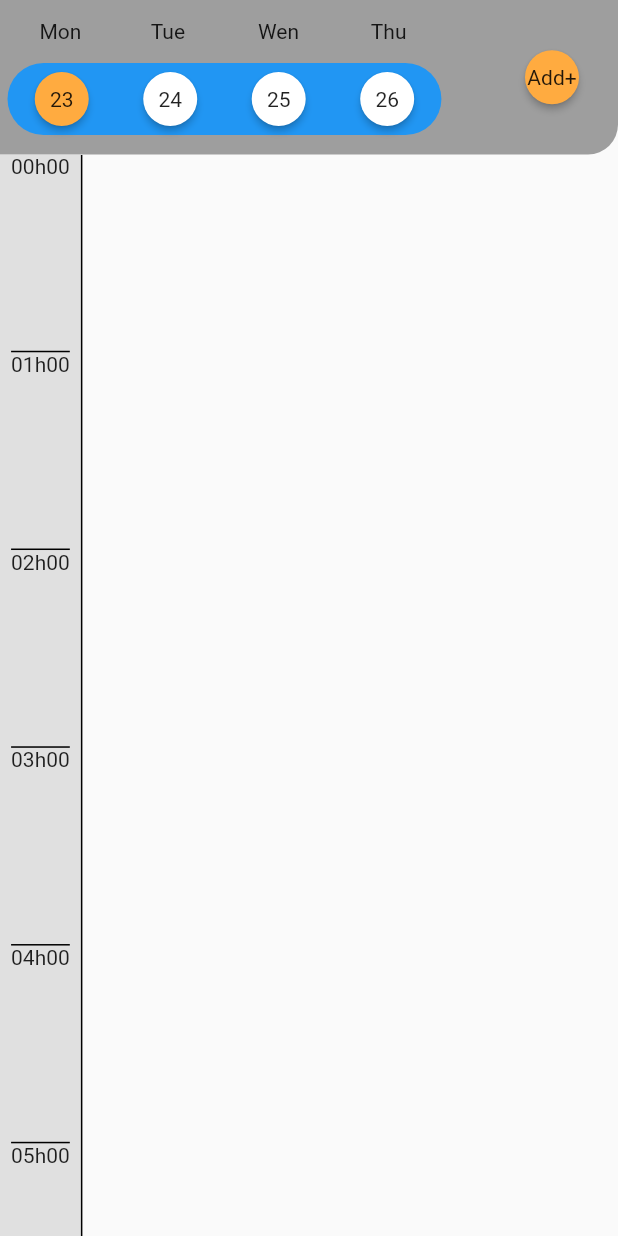
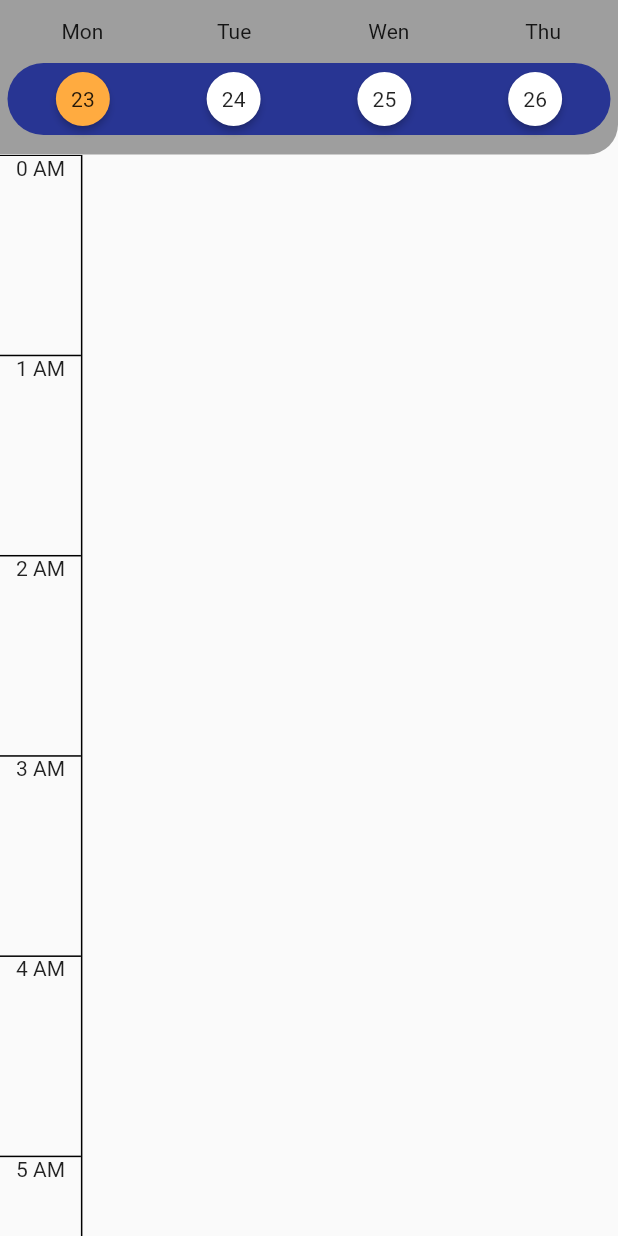
Before and after one commit to softeng-feup/open-cx-batatas, a Flutter app: the EventsPage widget shown alone on an empty page, opened directly with empty values, on a phone screen of 412 x 824 dp. Run offline on Flutter 3.47's test engine with Material 2 defaults, Android fonts, the light colour scheme and no system bars; our stand-ins replace dio, fluttertoast, font_awesome_flutter, google_maps_flutter, latlong, permission_handler and 1 more; missing offline and left inert: flappy_search_bar, loading, maps_toolkit, progress_button, rx_ble; network calls fail.

Commit message:
Fixed Hours and changed color spectrum

```diff
--- a/frontend/lib/eventsPage.dart
+++ b/frontend/lib/eventsPage.dart
@@ -68,29 +68,40 @@ class EventsPageState extends State<EventsPage> {
         top: startTime,
         left: index * (stackWidth / family),
         width: stackWidth / family,
-        height: endTime - startTime,
         child: Container(
-            margin: EdgeInsets.all(1),
+            height: endTime - startTime,
+            margin: EdgeInsets.fromLTRB(3, 0, 0, 3),
+            decoration: BoxDecoration(),
             child: Column(
               children: <Widget>[
                 Expanded(
                     flex: 3,
                     child: Container(
+                        height: endTime - startTime,
                         decoration: BoxDecoration(
-                            color: Colors.blue,
-                            borderRadius: new BorderRadius.only(
-                                topLeft: const Radius.circular(30.0),
-                                topRight: const Radius.circular(30.0))),
+                          color: Colors.indigo,
+                          border: Border.all(
+                            color: Colors.black,
+                            width: 1,
+                          ),
+                          borderRadius: BorderRadius.only(
+                              topRight: Radius.circular(10.0),
+                              topLeft: Radius.circular(10.0)),
+                        ),
                         width: stackWidth,
                         child: Text(text, textAlign: TextAlign.center))),
                 Expanded(
                     flex: 5,
                     child: Container(
                       decoration: BoxDecoration(
-                        color: Colors.blue[200],
-                        borderRadius: new BorderRadius.only(
-                            bottomLeft: const Radius.circular(30.0),
-                            bottomRight: const Radius.circular(30.0)),
+                        color: Colors.indigo[200],
+                        border: Border.all(
+                            color: Colors.black,
+                            width: 1,
+                          ),
+                        borderRadius: BorderRadius.only(
+                            bottomLeft: Radius.circular(10.0),
+                            bottomRight: Radius.circular(10.0)),
                       ),
                       child: Center(
                         child: Text(room, textAlign: TextAlign.center),
@@ -103,7 +114,6 @@ class EventsPageState extends State<EventsPage> {
   Widget getTextWidgets(List<String> strings, double height) {
     return new Container(
         decoration: BoxDecoration(
-          color: Colors.grey[300],
           border: Border(
             right: BorderSide(color: Colors.black, width: 1),
           ),
@@ -113,14 +123,15 @@ class EventsPageState extends State<EventsPage> {
                 .map((item) => new Flexible(
                     child: Container(
                         height: height,
+                        width: height,
                         decoration: BoxDecoration(
                           border: Border(
-                            bottom: BorderSide(color: Colors.black, width: 1),
+                            top: BorderSide(color: Colors.black, width: 1),
                           ),
                         ),
                         child: Text(
                           item,
-                          textAlign: TextAlign.left,
+                          textAlign: TextAlign.center,
                         ))))
                 .toList()));
   }
@@ -135,31 +146,31 @@ class EventsPageState extends State<EventsPage> {
   }
 
   final List<String> hours = <String>[
-    '00h00',
-    '01h00',
-    '02h00',
-    '03h00',
-    '04h00',
-    '05h00',
-    '06h00',
-    '07h00',
-    '08h00',
-    '09h00',
-    '10h00',
-    '11h00',
-    '12h00',
-    '13h00',
-    '14h00',
-    '15h00',
-    '16h00',
-    '17h00',
-    '18h00',
-    '19h00',
-    '20h00',
-    '21h00',
-    '22h00',
-    '23h00',
-    '24h00'
+    '0 AM',
+    '1 AM',
+    '2 AM',
+    '3 AM',
+    '4 AM',
+    '5 AM',
+    '6 AM',
+    '7 AM',
+    '8 AM',
+    '9 AM',
+    '10 AM',
+    '11 AM',
+    '12 AM',
+    '1 PM',
+    '2 PM',
+    '3 PM',
+    '4 PM',
+    '5 PM',
+    '6 PM',
+    '7 PM',
+    '8 PM',
+    '9 PM',
+    '10 PM',
+    '11 PM',
+    '12 PM',
   ];
 
   @override
@@ -172,8 +183,9 @@ class EventsPageState extends State<EventsPage> {
     List<List<Event>> makeFamilies(List<Event> allEvents) {
       List<List<Event>> eventsList = [[]];
       bool isFamily = false;
-      int startTime;
-      int maxEndTime;
+      double startTime;
+      double maxEndTime;
+      int x = 0;
       int y = -1;
       for (int i = 0; i < allEvents.length; i++) {
         Event elem = allEvents[i];
@@ -181,8 +193,10 @@ class EventsPageState extends State<EventsPage> {
         if (isFamily) {
           if (elem.parsedStart.hour >= startTime &&
               elem.parsedEnd.hour <= maxEndTime) {
+            ++x;
             if (elem.parsedEnd.hour > maxEndTime) {
-              maxEndTime = elem.parsedEnd.hour;
+              maxEndTime = elem.parsedEnd.hour.toDouble() +
+                  (elem.parsedEnd.minute.toDouble() / 60);
             }
             eventsList[y].add(elem);
           } else {
@@ -191,9 +205,13 @@ class EventsPageState extends State<EventsPage> {
         }
         if (!isFamily) {
           List<Event> lista = [];
+
+          x = 0;
           y++;
-          maxEndTime = elem.parsedEnd.hour;
-          startTime = elem.parsedEnd.hour;
+          maxEndTime = elem.parsedEnd.hour.toDouble() +
+              (elem.parsedEnd.minute.toDouble() / 60);
+          startTime = elem.parsedStart.hour.toDouble() +
+              (elem.parsedStart.minute.toDouble() / 60);
           eventsList.add(lista);
           eventsList[y].add(elem);
           isFamily = true;
@@ -220,8 +238,9 @@ class EventsPageState extends State<EventsPage> {
           Event event = listOfLists[i][j];
           Positioned widgetEvent = createEvent(
               stackWidth,
-              hourHeight * event.parsedStart.hour,
-              hourHeight * event.parsedEnd.hour,
+              hourHeight *
+                  (event.parsedStart.hour + event.parsedStart.minute / 60),
+              hourHeight * (event.parsedEnd.hour + event.parsedEnd.minute / 60),
               j,
               listOfLists[i].length,
               event.name,
@@ -240,7 +259,7 @@ class EventsPageState extends State<EventsPage> {
               padding: EdgeInsets.fromLTRB(0, (viewHeight / 8), 0, 0),
               child: SingleChildScrollView(
                 child: Container(
-                    height: viewHeight * 4,
+                    height: viewHeight * 4.05,
                     child: Row(children: <Widget>[
                       Expanded(
                           flex: 2, child: getTextWidgets(hours, hourHeight)),
@@ -290,10 +309,10 @@ class EventsPageState extends State<EventsPage> {
                             ),
                             Flexible(
                               child: Container(
-                                margin: EdgeInsets.fromLTRB(5, 0, 0, 0),
+                                margin: EdgeInsets.fromLTRB(5, 0, 5, 0),
                                 decoration: BoxDecoration(
                                     borderRadius: BorderRadius.circular(50.0),
-                                    color: Colors.blue),
+                                    color: Colors.indigo[800]),
                                 child: Row(
                                   children: <Widget>[
                                     Expanded(
@@ -351,17 +370,17 @@ class EventsPageState extends State<EventsPage> {
                           ],
                         )),
                       ),
-                      Expanded(
-                          flex: 2,
-                          child: Container(
-                            alignment: AlignmentDirectional.centerEnd,
-                            child: RawMaterialButton(
-                              onPressed: () {},
-                              shape: new CircleBorder(),
-                              fillColor: Colors.orangeAccent,
-                              child: Text('Add+'),
-                            ),
-                          )),
+                      // Expanded(
+                      //     flex: 2,
+                      //     child: Container(
+                      //       alignment: AlignmentDirectional.centerEnd,
+                      //       child: RawMaterialButton(
+                      //         onPressed: () {},
+                      //         shape: new CircleBorder(),
+                      //         fillColor: Colors.orangeAccent,
+                      //         child: Text('Add+'),
+                      //       ),
+                      //     )),
                     ],
                   )),
                 ],
```
